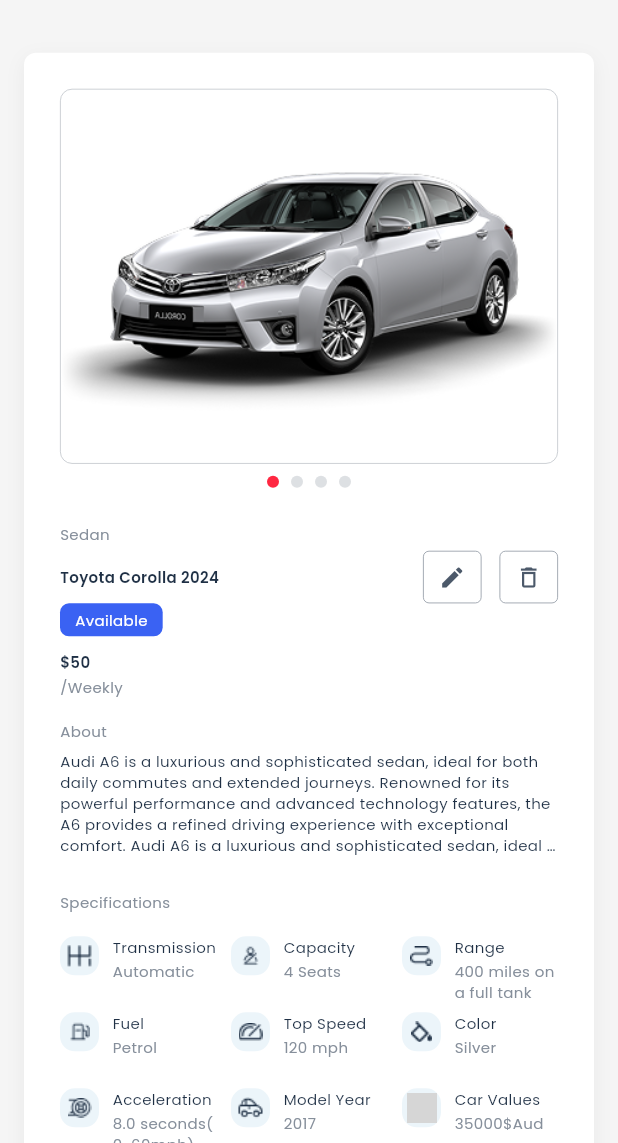
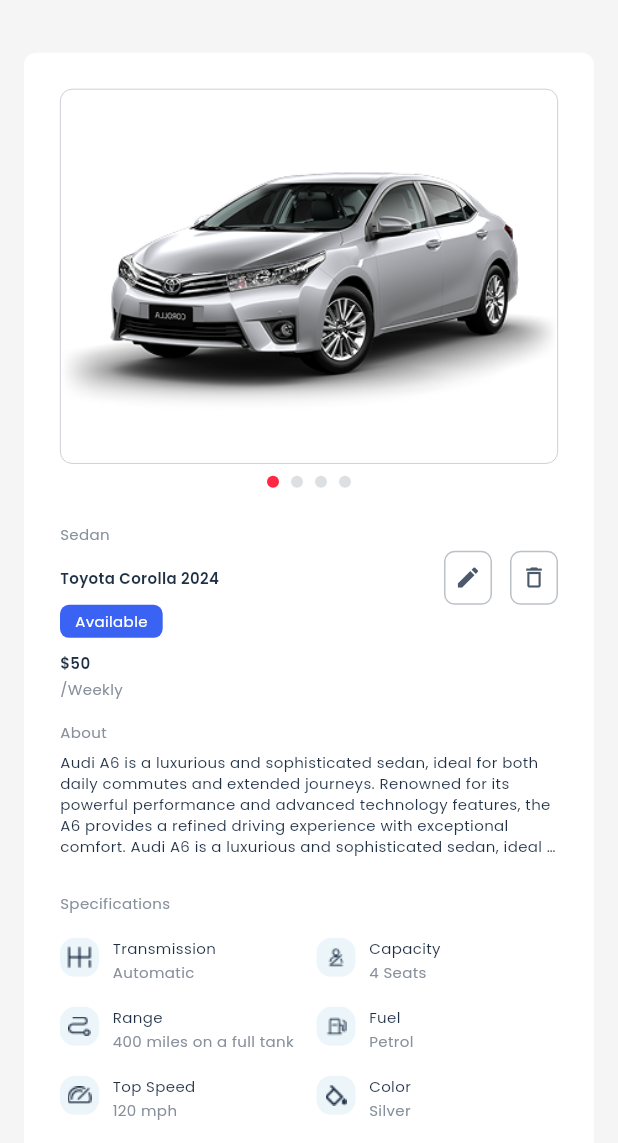
Before and after one commit to huzaifa-huzzi/Car_Rental_Project, a Flutter app: the CarDetailsScreen screen opened directly, on a phone screen of 412 x 824 dp, the part 93-1236 px from its top. Run offline on Flutter 3.47's test engine with Material 3 defaults, Android fonts, the phone set to English and light mode, and no system bars; our stand-ins replace dotted_border, file_picker, get, go_router, google_fonts, url_strategy; network calls fail; grey boxes are pictures that could not be loaded.

Commit message:
Mobile Appbar Reponsivness done Car Details Responsivness done

```diff
--- a/lib/Car Inventory/Car Details/CarDetails.dart
+++ b/lib/Car Inventory/Car Details/CarDetails.dart
@@ -47,11 +47,9 @@ class CarDetailsScreen extends StatelessWidget {
       ),
     );
 
-    if (isMobile) {
-      return Scaffold(
-        body: SafeArea(child: body),
-      );
-    }
-    return body;
+    return Scaffold(
+      body: SafeArea(child: body),
+    );
+
   }
 }
--- a/lib/Car Inventory/Car Details/Widget/CarDetailWidget.dart
+++ b/lib/Car Inventory/Car Details/Widget/CarDetailWidget.dart
@@ -81,11 +81,7 @@ class _CarDetailBodyWidgetState extends State<CarDetailBodyWidget> {
         color: Colors.white,
         borderRadius: BorderRadius.circular(borderRadius),
         boxShadow: [
-          BoxShadow(
-            color: Colors.black.withOpacity(0.05),
-            blurRadius: 10,
-            offset: const Offset(0, 4),
-          ),
+
         ],
       ),
       child: child,
@@ -310,8 +306,15 @@ class _CarDetailBodyWidgetState extends State<CarDetailBodyWidget> {
           Row(
             mainAxisAlignment: MainAxisAlignment.spaceBetween,
             children: [
-              Text("Toyota Corolla 2024",
-                  style: TTextTheme.h1Style(context)),
+              Expanded(
+                child: Text(
+                  "Toyota Corolla 2024",
+                  style: TTextTheme.h1Style(context),
+                  softWrap: true,
+                  maxLines: 1,
+                  overflow: TextOverflow.ellipsis,
+                ),
+              ),
 
               Row(
                 children: [
@@ -444,9 +447,6 @@ class _CarDetailBodyWidgetState extends State<CarDetailBodyWidget> {
 //  Specifications Widget
   Widget _buildSpecificationsSection(BuildContext context) {
     final spacing = AppSizes.padding(context);
-    final isMobile = AppSizes.isMobile(context);
-
-    final int crossAxisCount = isMobile ? 3 : 5;
 
     return Column(
       crossAxisAlignment: CrossAxisAlignment.start,
@@ -457,23 +457,41 @@ class _CarDetailBodyWidgetState extends State<CarDetailBodyWidget> {
         ),
         SizedBox(height: spacing),
 
-        GridView.builder(
-          shrinkWrap: true,
-          physics: NeverScrollableScrollPhysics(),
-          itemCount: specifications.length,
-          gridDelegate: SliverGridDelegateWithFixedCrossAxisCount(
-            crossAxisCount: crossAxisCount,
-            crossAxisSpacing: 10,
-            mainAxisSpacing: 16,
-            childAspectRatio: isMobile ? 3 : 4.2,
+        LayoutBuilder(
+          builder: (context, constraints) {
+            final double totalWidth = constraints.maxWidth;
+            final double horizontalSpacing = 10;
+
+            double itemWidth;
+            int columns;
+
+            if (totalWidth >= 550) {
+              columns = 5;
+            } else if (totalWidth >= 350) {
+              columns = 3;
+            } else {
+              columns = 2;
+            }
+            final double totalSpacing = horizontalSpacing * (columns - 1);
+            itemWidth = (totalWidth - totalSpacing) / columns;
+
+            final List<Widget> specWidgets = specifications.map((spec) {
+              return SizedBox(
+                width: itemWidth,
+                child: _buildSpecTile(
+                  context,
+                  spec['icon'] as String,
+                  spec['title'] as String,
+                  spec['value'] as String,
+                  isMobile: columns <= 3,
                 ),
-          itemBuilder: (_, i) {
-            return _buildSpecTile(
-              context,
-              specifications[i]['icon'] as String,
-              specifications[i]['title'] as String,
-              specifications[i]['value'] as String,
-              isMobile: isMobile,
+              );
+            }).toList();
+
+            return Wrap(
+              spacing: horizontalSpacing,
+              runSpacing: 16,
+              children: specWidgets,
             );
           },
         ),
@@ -513,7 +531,7 @@ class _CarDetailBodyWidgetState extends State<CarDetailBodyWidget> {
           SizedBox(width: spacing),
 
           // TITLE + VALUE
-          Expanded(
+          Expanded( // <-- YAHAN PEHLE SE Expanded HAI
             child: Column(
               crossAxisAlignment: CrossAxisAlignment.start,
               children: [
@@ -561,13 +579,17 @@ class _CarDetailBodyWidgetState extends State<CarDetailBodyWidget> {
 
         SizedBox(width: 14),
 
-        // TITLE + VALUE
-        Column(
+        // TITLE + VALUE (Wrapped in Expanded)
+        Expanded( // <--- Naya Expanded widget add kiya gaya hai
+          child: Column(
             crossAxisAlignment: CrossAxisAlignment.start,
             children: [
               Text(
                 title,
-              style:  TTextTheme.titleseven(context),
+                style: TTextTheme.titleseven(context),
+                softWrap: true, // Re-added softWrap for long titles
+                maxLines: 2,
+                overflow: TextOverflow.ellipsis,
               ),
               SizedBox(height: 3),
               Text(
@@ -575,6 +597,7 @@ class _CarDetailBodyWidgetState extends State<CarDetailBodyWidget> {
                 style: TTextTheme.pThree(context),
               ),
             ],
+          ),
         ),
       ],
     );
@@ -586,6 +609,7 @@ class _CarDetailBodyWidgetState extends State<CarDetailBodyWidget> {
     final spacing = AppSizes.padding(context);
     final isMobile = AppSizes.isMobile(context);
 
+
     return Column(
       crossAxisAlignment: CrossAxisAlignment.start,
       children: [
@@ -595,13 +619,31 @@ class _CarDetailBodyWidgetState extends State<CarDetailBodyWidget> {
         ),
         SizedBox(height: spacing),
 
-        GridView.count(
+        LayoutBuilder(
+            builder: (context, constraints) {
+              final double totalWidth = constraints.maxWidth;
+              int docColumnCount;
+
+              if (totalWidth < 350) {
+                docColumnCount = 2;
+              } else {
+                docColumnCount = 3;
+              }
+
+              final double mobileRatio = 0.85;
+              final double webRatio = 4.8;
+
+              final double calculatedRatio = isMobile ? mobileRatio : webRatio;
+              final finalRatio = docColumnCount == 2 ? 0.75 : calculatedRatio;
+
+
+              return GridView.count(
                 shrinkWrap: true,
                 physics: NeverScrollableScrollPhysics(),
-          crossAxisCount: isMobile ? 3 : 3,
+                crossAxisCount: docColumnCount,
                 mainAxisSpacing: 10,
                 crossAxisSpacing: 10,
-          childAspectRatio: isMobile ? 0.97 : 4.8,
+                childAspectRatio: finalRatio,
                 children: [
                   _buildDocumentTile(
                     context,
@@ -625,6 +667,8 @@ class _CarDetailBodyWidgetState extends State<CarDetailBodyWidget> {
                     isMobile: isMobile,
                   ),
                 ],
+              );
+            }
         ),
       ],
     );
@@ -749,34 +793,41 @@ class _CarDetailBodyWidgetState extends State<CarDetailBodyWidget> {
   }
 
 
-// --- Icon Button (Used for Edit/Delete) ---
+// Icon Button (Used for Edit/Delete) Widget
   Widget _buildIconButton(
       BuildContext context,
       IconData icon, {
         VoidCallback? onTap,
         String? label,
       }) {
+    final bool isVeryNarrow = AppSizes.isMobile(context) && MediaQuery.of(context).size.width < 350;
+
+
+    final double horizontalPadding = (label != null || isVeryNarrow) ? 8 : 6;
+    final double verticalPadding = isVeryNarrow ? 6 : 8;
+    final double iconSize = isVeryNarrow ? 16 : 18;
+
+
     return Padding(
       padding: const EdgeInsets.only(left: 4.0),
       child: GestureDetector(
         onTap: onTap,
         child: Container(
           padding: EdgeInsets.symmetric(
-            horizontal: label != null ? 12 : 10,
-            vertical: 8,
+            horizontal: horizontalPadding,
+            vertical: verticalPadding,
           ),
           decoration: BoxDecoration(
-            color: Colors.white,
-            borderRadius: BorderRadius.circular(AppSizes.borderRadius(context) * 0.5),
-            border: Border.all(color: AppColors.quadrantalTextColor, width: 0.5),
+            borderRadius: BorderRadius.circular(7),
+           border: Border.all(color: AppColors.tertiaryTextColor,width: 1),
           ),
 
           child: Row(
             children: [
-              Icon(icon, size: 18, color: AppColors.secondTextColor),
+              Icon(icon, size: iconSize, color: AppColors.secondTextColor),
 
               if (label != null) ...[
-                SizedBox(width: 6),
+                SizedBox(width: 4),
                 Text(
                   label,
                   style: TTextTheme.btnFive(context),
```
Also changed, not shown: lib/Car Inventory/Car Directory/ReusableWidget/CardListHeaderWidget.dart (+103 -30 lines), lib/SideScreen/Widget/MobileAppbar.dart (+35 -44 lines). Lines whose indentation alone changed are shown as unchanged.
